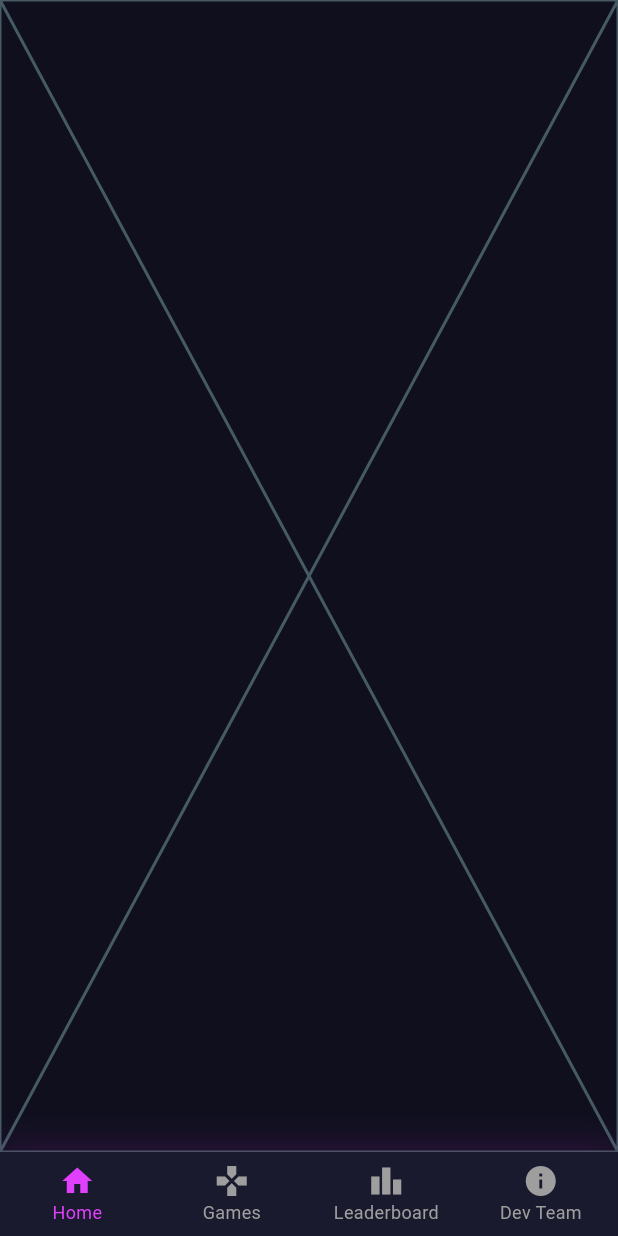
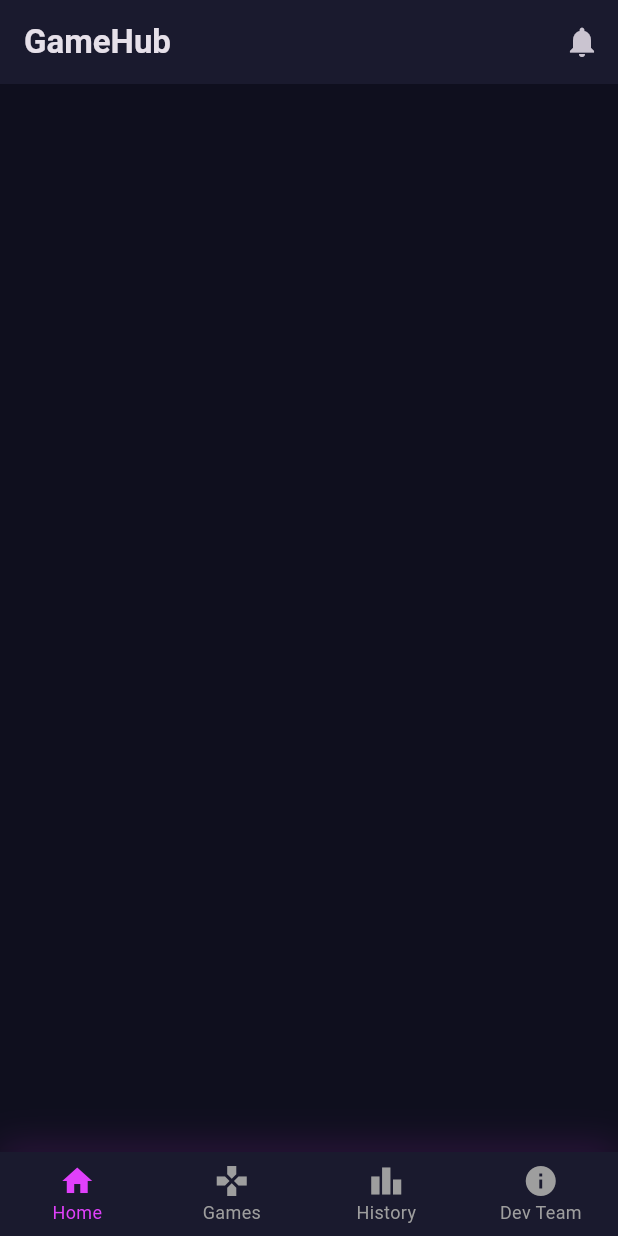
Before and after one commit to RuleOfNight/2025_LTTBDD_N05_Nhom_6, a Flutter app: the screen it shows after launch, on a phone screen of 412 x 824 dp. Run offline on Flutter 3.47's test engine with Material 3 defaults, Android fonts, the phone set to English and light mode, and no system bars; our stand-ins replace rive.

Commit message:
feat: create head bar for home page

```diff
--- a/lib/main.dart
+++ b/lib/main.dart
@@ -1,6 +1,6 @@
 import 'package:flutter/material.dart';
 import 'login/LoginScreen.dart';
-import 'screens/main_screen.dart';
+import 'screens/MainScreen.dart';
 
 void main() {
   runApp(const GamePlatformApp());
--- /dev/null
+++ b/lib/screens/HomeScreen.dart
@@ -0,0 +1,25 @@
+import 'package:flutter/material.dart';
+
+class HomeScreen extends StatelessWidget {
+  const HomeScreen({Key? key}) : super(key: key);
+
+  @override
+  Widget build(BuildContext context) {
+    return Scaffold(
+      appBar: AppBar(
+        title: const Text('GameHub', style: TextStyle(fontWeight: FontWeight.bold)),
+        actions: [
+          IconButton(icon: const Icon(Icons.notifications), onPressed: () {}),
+        ],
+      ),
+      body: SingleChildScrollView(
+        child: Column(
+          crossAxisAlignment: CrossAxisAlignment.start,
+          children: [
+            const SizedBox(height: 20),
+          ],
+        ),
+      ),
+    );
+  }
+}
--- a/lib/screens/main_screen.dart
+++ b/lib/screens/MainScreen.dart
@@ -1,4 +1,5 @@
 import 'package:flutter/material.dart';
+import 'HomeScreen.dart';
 
 
 class MainScreen extends StatefulWidget {
@@ -12,7 +13,7 @@ class _MainScreenState extends State<MainScreen> {
   int _selectedIndex = 0;
 
     final List<Widget> _screens = [
-    const Placeholder(),
+    const HomeScreen(),
     const Placeholder(),
     const Placeholder(),
     const Placeholder(),
@@ -46,7 +47,7 @@ class _MainScreenState extends State<MainScreen> {
           items: const [
             BottomNavigationBarItem(icon: Icon(Icons.home), label: 'Home'),
             BottomNavigationBarItem(icon: Icon(Icons.gamepad), label: 'Games'),
-            BottomNavigationBarItem(icon: Icon(Icons.leaderboard), label: 'Leaderboard'),
+            BottomNavigationBarItem(icon: Icon(Icons.leaderboard), label: 'History'),
             BottomNavigationBarItem(icon: Icon(Icons.info), label: 'Dev Team'),
           ],
         ),
```
